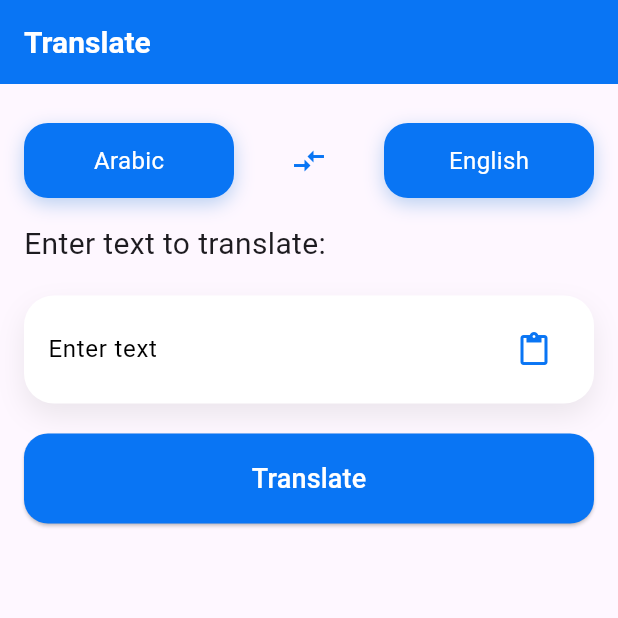
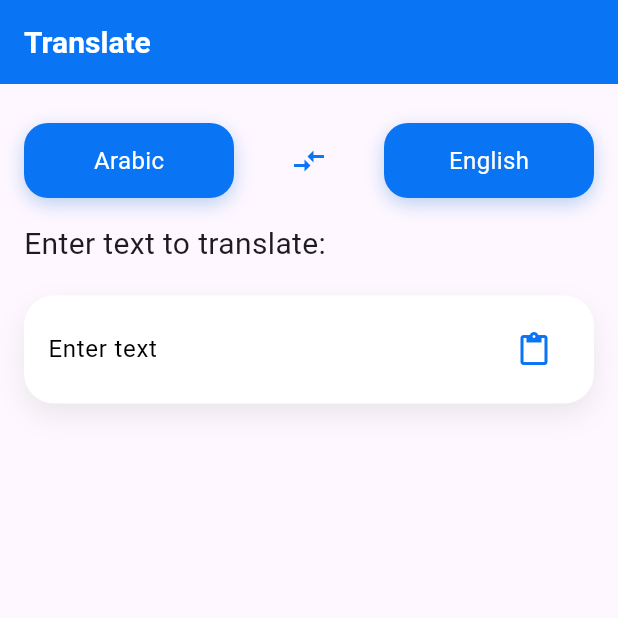
Before and after one commit to deabes199/translation_app, a Flutter app: the screen it shows after launch, after a tap on the "compare arrows" icon, on a phone screen of 412 x 824 dp, the top half of it. Run offline on Flutter 3.47's test engine with Material 3 defaults, Android fonts, the phone set to English and light mode, and no system bars; our stand-ins replace bloc, dartz, dio, flutter_bloc, flutter_staggered_animations, get_it.

Commit message:
Realtime translate

```diff
--- a/lib/features/home/logic/cubit/home_cubit.dart
+++ b/lib/features/home/logic/cubit/home_cubit.dart
@@ -1,3 +1,5 @@
+import 'dart:async';
+
 import 'package:bloc/bloc.dart';
 import 'package:flutter/material.dart';
 import 'package:google_translation_app/features/home/data/models/langs_model.dart';
@@ -15,6 +17,8 @@ class HomeCubit extends Cubit<HomeState> {
   LangsModel toLangs = LangsModel(name: 'Arabic', code: 'ar');
   List<LangsModel> languages = [];
   List<LangsModel> searchedLanguages = [];
+
+
   Future<void> translate() async {
     final response = await homeRepo.translate(
         toLangs.code, fromLngs.code, textController.text);
@@ -26,7 +30,6 @@ class HomeCubit extends Cubit<HomeState> {
   }
 
   loadLanguages() async {
-
     try {
       final response = await homeRepo.loadLang();
       if (response.isEmpty) {
--- a/lib/features/home/ui/screen/home_screen.dart
+++ b/lib/features/home/ui/screen/home_screen.dart
@@ -3,11 +3,18 @@ import 'package:google_translation_app/core/helper/colors.dart';
 import 'package:google_translation_app/core/helper/spacing.dart';
 import 'package:google_translation_app/features/home/ui/widgets/translate_widgets/choose_lang_button.dart';
 import 'package:google_translation_app/features/home/ui/widgets/translate_widgets/input_text_translate.dart';
-import 'package:google_translation_app/features/home/ui/widgets/translate_widgets/translate_button.dart';
 import 'package:google_translation_app/features/home/ui/widgets/translate_widgets/translation_bloc.dart';
 
-class HomeScreen extends StatelessWidget {
+class HomeScreen extends StatefulWidget {
   const HomeScreen({super.key});
+
+  @override
+  State<HomeScreen> createState() => _HomeScreenState();
+}
+
+class _HomeScreenState extends State<HomeScreen> {
+
+  @override
 
   @override
   Widget build(BuildContext context) {
@@ -31,11 +38,10 @@ class HomeScreen extends StatelessWidget {
                 verticalSpace(10),
                 const ChooseLangButton(),
                 verticalSpace(16),
-                InputTextTranslate(),
-                verticalSpace(20),
-              const  TranslateButton(),
+              const  InputTextTranslate(),
                 verticalSpace(20),
                const TranslationBloc()
+
               ],
             ),
           ),
--- a/lib/features/home/ui/widgets/choose_langs/app_bar_langs.dart
+++ b/lib/features/home/ui/widgets/choose_langs/app_bar_langs.dart
@@ -4,7 +4,7 @@ import 'package:google_translation_app/core/helper/colors.dart';
 AppBar appBarLangs() {
   return AppBar(
     backgroundColor: primaryColor,
-    title: Text(
+    title:const Text(
       'Select Language',
       style: TextStyle(
           color: Colors.white, fontSize: 20, fontWeight: FontWeight.bold),
--- a/lib/features/home/ui/widgets/translate_widgets/input_text_translate.dart
+++ b/lib/features/home/ui/widgets/translate_widgets/input_text_translate.dart
@@ -39,8 +39,12 @@ class InputTextTranslate extends StatelessWidget {
                   controller: context.read<HomeCubit>().textController,
                   maxLines: 5,
                   minLines: 1,
-                  onSubmitted: (value) {
-                    BlocProvider.of<HomeCubit>(context).translate();
+                  onChanged: (value) {
+                    if(value.trim().isNotEmpty){
+                       BlocProvider.of<HomeCubit>(context).translate();
+
+                    }
+
                   },
                   decoration:const InputDecoration(
                       hintText: 'Enter text',
--- a/lib/features/home/ui/widgets/translate_widgets/language_button.dart
+++ b/lib/features/home/ui/widgets/translate_widgets/language_button.dart
@@ -33,7 +33,7 @@ class LanguageButton extends StatelessWidget {
         child: Center(
           child: Text(
             lang,
-            style: TextStyle(color: Colors.white, fontSize: 16),
+            style:const TextStyle(color: Colors.white, fontSize: 16),
           ),
         ),
       ),
--- a/lib/features/home/ui/widgets/translate_widgets/result_translation.dart
+++ b/lib/features/home/ui/widgets/translate_widgets/result_translation.dart
@@ -24,7 +24,7 @@ class ResultTranslation extends StatelessWidget {
           Expanded(
             child: Text(
               result,
-              style: TextStyle(
+              style:const TextStyle(
                   color: Colors.black,
                   fontSize: 16,
                   fontWeight: FontWeight.bold),
@@ -34,7 +34,7 @@ class ResultTranslation extends StatelessWidget {
             onPressed: () {
               Clipboard.setData(ClipboardData(text: result));
             },
-            icon: Icon(
+            icon:const Icon(
               Icons.copy,
               color: primaryColor,
             ),
--- a/lib/features/home/ui/widgets/translate_widgets/translate_button.dart
+++ /dev/null
@@ -1,28 +0,0 @@
-import 'package:flutter/material.dart';
-import 'package:flutter_bloc/flutter_bloc.dart';
-import 'package:google_translation_app/core/helper/colors.dart';
-import 'package:google_translation_app/features/home/logic/cubit/home_cubit.dart';
-
-class TranslateButton extends StatelessWidget {
-  const TranslateButton({super.key});
-
-  @override
-  Widget build(BuildContext context) {
-    return ElevatedButton(
-        style: ElevatedButton.styleFrom(
-          backgroundColor: primaryColor,
-          shape: RoundedRectangleBorder(
-            borderRadius: BorderRadius.circular(16),
-          ),
-          minimumSize: const Size(double.infinity, 60),
-        ),
-        onPressed: () {
-          BlocProvider.of<HomeCubit>(context).translate();
-        },
-        child: Text(
-          'Translate',
-          style: TextStyle(
-              color: Colors.white, fontSize: 18, fontWeight: FontWeight.w500),
-        ));
-  }
-}
--- a/lib/features/home/ui/widgets/translate_widgets/translation_bloc.dart
+++ b/lib/features/home/ui/widgets/translate_widgets/translation_bloc.dart
@@ -14,14 +14,13 @@ class TranslationBloc extends StatelessWidget {
        return ResultTranslation(
           result: state.translationModel.translation,
         );
-      } else if (state is HomeLoadingState) {
-      return  CircularProgressIndicator();
-      } else if (state is HomeFaliureState) {
+      }
+       else if (state is HomeFaliureState) {
        return Center(
           child: Text(state.message),
         );
       } else {
-      return  Container();
+      return const SizedBox.shrink();
       }
     });
   }
```
